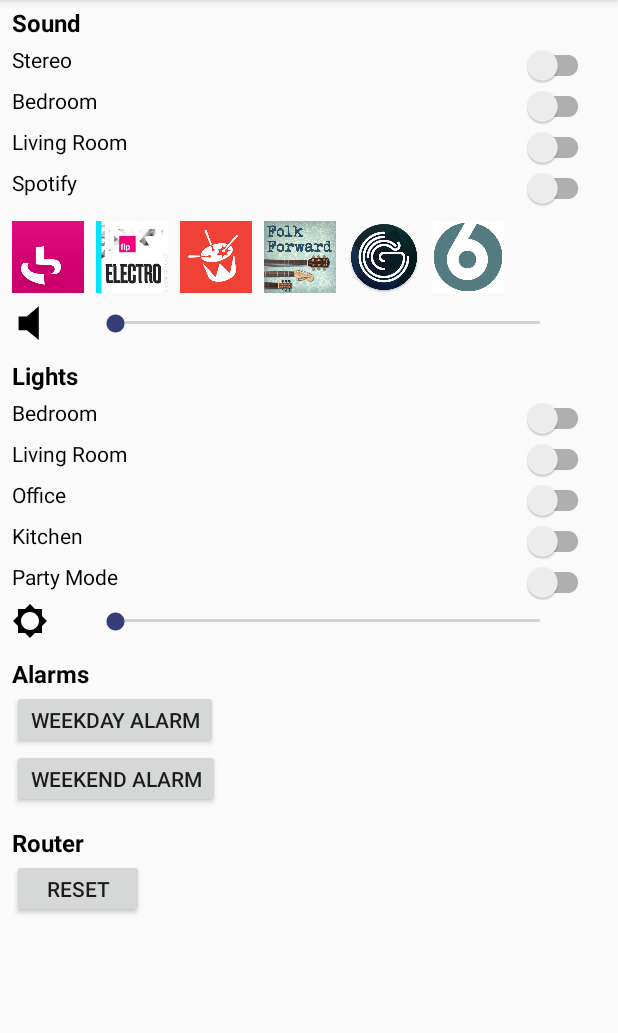
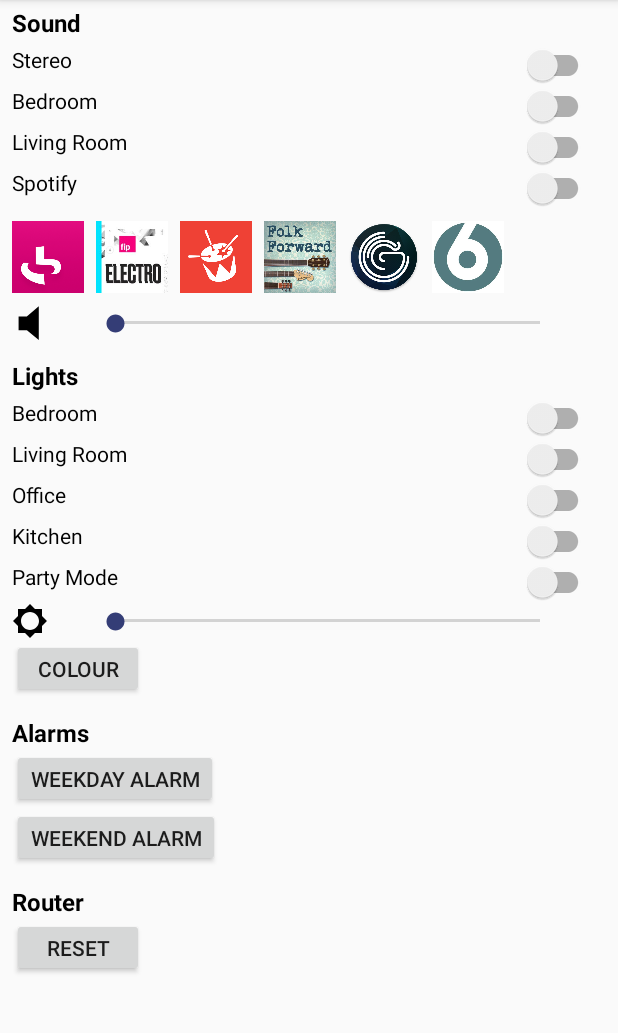
Before and after one commit to ADavidP/DAWN, an Android app: the screen it shows after launch (MainActivity), on a phone screen of 412 x 824 dp, the part 84-1117 px from its top. Run offline under Robolectric (Android 15) with nearby library versions, the phone set to English and light mode, and no system bars; 13 statements that could not run were skipped.

Commit message:
Refactored to androidx in order to use colour picker library

```diff
--- a/Dawn_App/app/src/main/AndroidManifest.xml
+++ b/Dawn_App/app/src/main/AndroidManifest.xml
@@ -12,6 +12,7 @@
         android:roundIcon="@mipmap/ic_launcher"
         android:supportsRtl="true"
         android:theme="@style/Theme.AppCompat.Light.NoActionBar">
+        <activity android:name=".ColourPicker"></activity>
         <activity android:name=".MainActivity">
             <intent-filter>
                 <action android:name="android.intent.action.MAIN" />
@@ -19,7 +20,6 @@
                 <category android:name="android.intent.category.LAUNCHER" />
             </intent-filter>
         </activity>
-
     </application>
 
 </manifest>
--- a/Dawn_App/app/src/main/res/layout/activity_main.xml
+++ b/Dawn_App/app/src/main/res/layout/activity_main.xml
@@ -6,11 +6,11 @@
     android:layout_height="match_parent"
     tools:context=".MainActivity">
 
-<android.support.constraint.ConstraintLayout
+<androidx.constraintlayout.widget.ConstraintLayout
     android:layout_width="match_parent"
     android:layout_height="match_parent">
 
-    <android.support.v7.widget.Toolbar
+    <androidx.appcompat.widget.Toolbar
         android:id="@+id/my_toolbar"
         android:layout_width="match_parent"
         android:layout_height="?attr/actionBarSize"
@@ -36,7 +36,7 @@
         app:layout_constraintTop_toTopOf="parent"
         app:layout_constraintHorizontal_bias="0.0"/>
 
-    <android.support.v7.widget.SwitchCompat
+    <androidx.appcompat.widget.SwitchCompat
         android:theme="@style/AppTheme"
         android:id="@+id/stereo_switch"
         android:layout_width="fill_parent"
@@ -53,7 +53,7 @@
         app:layout_constraintStart_toStartOf="parent"
         app:layout_constraintTop_toBottomOf="@+id/Sound" />
 
-    <android.support.v7.widget.SwitchCompat
+    <androidx.appcompat.widget.SwitchCompat
         android:theme="@style/AppTheme"
         android:id="@+id/lrsound"
         android:layout_width="fill_parent"
@@ -69,7 +69,7 @@
         app:layout_constraintStart_toStartOf="parent"
         app:layout_constraintTop_toBottomOf="@+id/brsound" />
 
-    <android.support.v7.widget.SwitchCompat
+    <androidx.appcompat.widget.SwitchCompat
         android:theme="@style/AppTheme"
         android:id="@+id/brsound"
         android:layout_width="fill_parent"
@@ -85,7 +85,7 @@
         app:layout_constraintStart_toStartOf="parent"
         app:layout_constraintTop_toBottomOf="@+id/stereo_switch" />
 
-    <android.support.v7.widget.SwitchCompat
+    <androidx.appcompat.widget.SwitchCompat
         android:theme="@style/AppTheme"
         android:id="@+id/spotify"
         android:layout_width="fill_parent"
@@ -115,7 +115,7 @@
         app:layout_constraintStart_toStartOf="parent"
         app:layout_constraintTop_toBottomOf="@+id/volume_icon" />
 
-    <android.support.v7.widget.SwitchCompat
+    <androidx.appcompat.widget.SwitchCompat
         android:theme="@style/AppTheme"
         android:id="@+id/brl"
         android:layout_width="fill_parent"
@@ -132,7 +132,7 @@
         app:layout_constraintStart_toStartOf="parent"
         app:layout_constraintTop_toBottomOf="@+id/Lights" />
 
-    <android.support.v7.widget.SwitchCompat
+    <androidx.appcompat.widget.SwitchCompat
         android:theme="@style/AppTheme"
         android:id="@+id/lrl"
         android:layout_width="fill_parent"
@@ -148,7 +148,7 @@
         app:layout_constraintStart_toStartOf="parent"
         app:layout_constraintTop_toBottomOf="@+id/brl" />
 
-    <android.support.v7.widget.SwitchCompat
+    <androidx.appcompat.widget.SwitchCompat
         android:theme="@style/AppTheme"
         android:id="@+id/ol"
         android:layout_width="fill_parent"
@@ -164,7 +164,7 @@
         app:layout_constraintStart_toStartOf="parent"
         app:layout_constraintTop_toBottomOf="@+id/lrl" />
 
-    <android.support.v7.widget.SwitchCompat
+    <androidx.appcompat.widget.SwitchCompat
         android:theme="@style/AppTheme"
         android:id="@+id/kl"
         android:layout_width="fill_parent"
@@ -180,7 +180,7 @@
         app:layout_constraintStart_toStartOf="parent"
         app:layout_constraintTop_toBottomOf="@+id/ol" />
 
-    <android.support.v7.widget.SwitchCompat
+    <androidx.appcompat.widget.SwitchCompat
         android:theme="@style/AppTheme"
         android:id="@+id/pm"
         android:layout_width="fill_parent"
@@ -341,7 +341,7 @@
         android:layout_marginLeft="8dp"
         app:layout_constraintStart_toStartOf="parent"/>
 
-    <android.support.v7.widget.AppCompatSeekBar
+    <androidx.appcompat.widget.AppCompatSeekBar
         android:id="@+id/brightness"
         android:layout_width="315dp"
         android:layout_height="16dp"
@@ -356,6 +356,16 @@
         app:layout_constraintTop_toTopOf="@+id/brightness_icon"
         app:layout_constraintBottom_toBottomOf="@+id/brightness_icon" />
 
+    <Button
+        android:id="@+id/Colour"
+        android:layout_width="wrap_content"
+        android:layout_height="39dp"
+        android:layout_marginStart="8dp"
+        android:onClick="colourPicker"
+        android:text="Colour"
+        app:layout_constraintStart_toStartOf="parent"
+        app:layout_constraintTop_toBottomOf="@+id/brightness_icon" />
+
     <TextView
         android:id="@+id/Alarms"
         android:layout_width="wrap_content"
@@ -368,7 +378,7 @@
         android:textColor="#000000"
         android:textSize="16sp"
         app:layout_constraintStart_toStartOf="parent"
-        app:layout_constraintTop_toBottomOf="@+id/brightness_icon" />
+        app:layout_constraintTop_toBottomOf="@+id/Colour" />
 
     <ImageView
         android:id="@+id/volume_icon"
@@ -381,7 +391,7 @@
         android:layout_marginLeft="8dp"
         app:layout_constraintStart_toStartOf="parent"/>
 
-    <android.support.v7.widget.AppCompatSeekBar
+    <androidx.appcompat.widget.AppCompatSeekBar
         android:id="@+id/volume"
         android:layout_width="315dp"
         android:layout_height="16dp"
@@ -421,6 +431,6 @@
         app:layout_constraintStart_toStartOf="parent"
         app:layout_constraintTop_toBottomOf="@+id/Router" />
 
-</android.support.constraint.ConstraintLayout>
+</androidx.constraintlayout.widget.ConstraintLayout>
 
 </ScrollView>
--- a/Dawn_App/build.gradle
+++ b/Dawn_App/build.gradle
@@ -19,6 +19,7 @@
     repositories {
         google()
         jcenter()
+//        mavenCentral()
     }
 }
 
--- a/Dawn_App/gradle.properties
+++ b/Dawn_App/gradle.properties
@@ -6,6 +6,8 @@
 # http://www.gradle.org/docs/current/userguide/build_environment.html
 # Specifies the JVM arguments used for the daemon process.
 # The setting is particularly useful for tweaking memory settings.
+android.enableJetifier=true
+android.useAndroidX=true
 org.gradle.jvmargs=-Xmx1536m
 # When configured, Gradle will run in incubating parallel mode.
 # This option should only be used with decoupled projects. More details, visit
```
Also changed, not shown: Dawn_App/app/build.gradle (+7 -6 lines), Dawn_App/app/src/main/java/com/example/dawn/ColourPicker.java (added, +13 -0 lines), Dawn_App/app/src/main/java/com/example/dawn/MainActivity.java (+10 -6 lines), Dawn_App/app/src/main/res/layout/activity_colour_picker.xml (added, +24 -0 lines), 1 other file.
